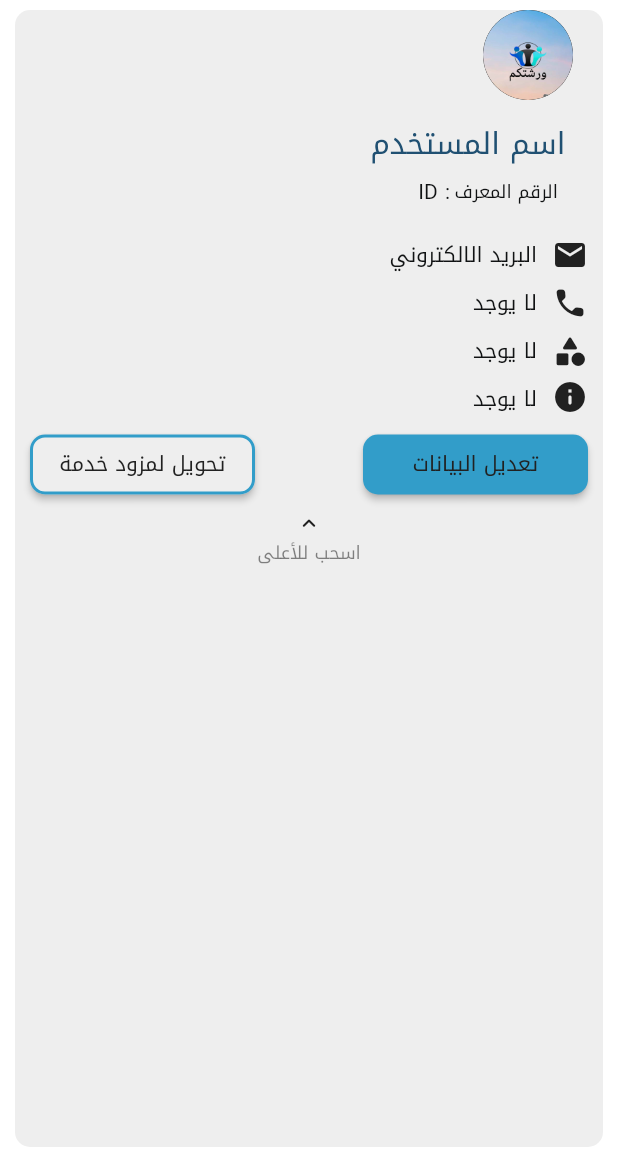
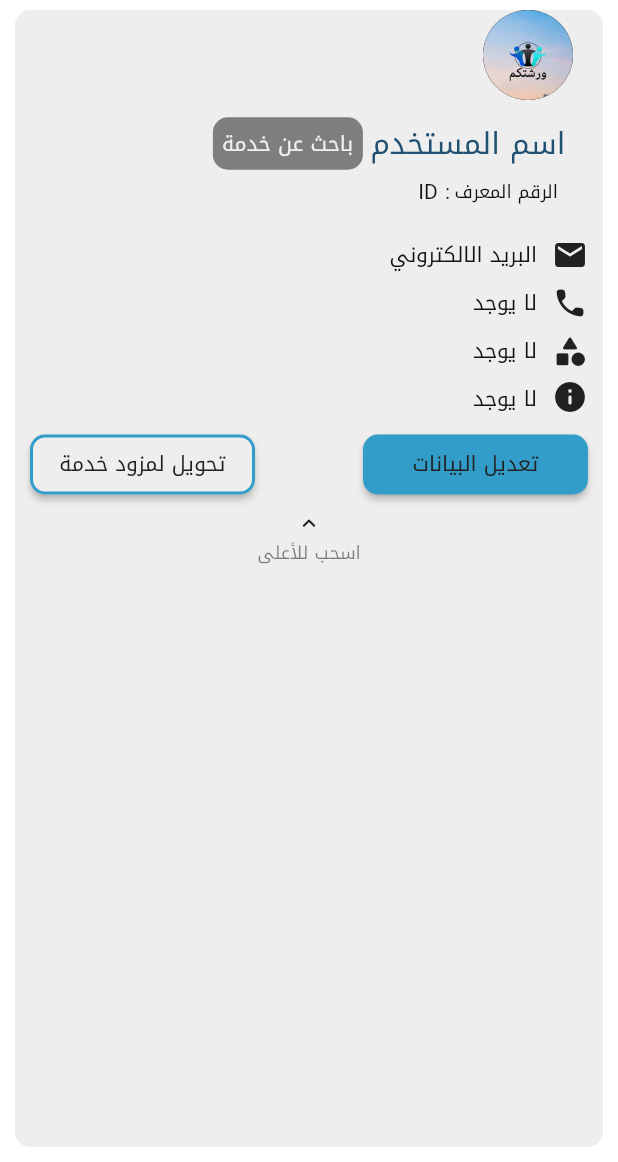
Before and after one commit to mohammad-sameer-alshishani/warshtcomnew, a Flutter app: the screen it shows once a user with an empty profile is signed in, item 5 of the bottom bar chosen, after a tap on the "keyboard arrow down" icon, on a phone screen of 412 x 824 dp, the part 74-1236 px from its top. Run offline on Flutter 3.47's test engine with Material 2 defaults, Android fonts, the phone set to English and light mode, and no system bars; drawn by our look-alikes of auto_size_text; our stand-ins replace built_collection, built_value, cached_network_image, cloud_firestore, easy_debounce, file_picker and 26 more; missing offline and left inert: dash_chat, flutter_facebook_auth, json_path, mime_type, text_search; accounts and stored records are empty; network calls fail; Roboto replaces fonts that are missing (Noto Kufi Arabic).

Commit message:
Updating to latest FlutterFlow output.

```diff
--- a/lib/my_profile_page/my_profile_page_widget.dart
+++ b/lib/my_profile_page/my_profile_page_widget.dart
@@ -870,8 +870,6 @@ class _MyProfilePageWidgetState extends State<MyProfilePageWidget> {
                                             hasTransition: true,
                                             transitionType:
                                                 PageTransitionType.bottomToTop,
-                                            duration:
-                                                Duration(milliseconds: 300),
                                           ),
                                         },
                                       );
--- a/lib/profile_info_page/profile_info_page_widget.dart
+++ b/lib/profile_info_page/profile_info_page_widget.dart
@@ -344,24 +344,14 @@ class _ProfileInfoPageWidgetState extends State<ProfileInfoPageWidget> {
                                                     ),
                                                   ),
                                                 ),
-                                                if (valueOrDefault<bool>(
-                                                        currentUserDocument
-                                                            ?.provider,
-                                                        false) ==
-                                                    true)
                                                 Padding(
-                                                    padding:
-                                                        EdgeInsetsDirectional
-                                                            .fromSTEB(
-                                                                5, 0, 0, 0),
-                                                    child: AuthUserStreamWidget(
+                                                  padding: EdgeInsetsDirectional
+                                                      .fromSTEB(5, 0, 0, 0),
                                                   child: Container(
                                                     width: 100,
                                                     height: 35,
-                                                        decoration:
-                                                            BoxDecoration(
-                                                          gradient:
-                                                              LinearGradient(
+                                                    decoration: BoxDecoration(
+                                                      gradient: LinearGradient(
                                                         colors: [
                                                           FlutterFlowTheme.of(
                                                                   context)
@@ -379,12 +369,14 @@ class _ProfileInfoPageWidgetState extends State<ProfileInfoPageWidget> {
                                                                 -0.07, 1),
                                                       ),
                                                       borderRadius:
-                                                              BorderRadius
-                                                                  .circular(10),
+                                                          BorderRadius.circular(
+                                                              10),
                                                     ),
-                                                        alignment: AlignmentDirectional(
+                                                    alignment:
+                                                        AlignmentDirectional(
                                                             0.050000000000000044,
                                                             0.050000000000000044),
+                                                    child: AuthUserStreamWidget(
                                                       child: SelectionArea(
                                                           child: Text(
                                                         valueOrDefault<bool>(
@@ -396,8 +388,9 @@ class _ProfileInfoPageWidgetState extends State<ProfileInfoPageWidget> {
                                                             : 'مزود خدمة',
                                                         textAlign:
                                                             TextAlign.center,
-                                                          style: FlutterFlowTheme
-                                                                  .of(context)
+                                                        style:
+                                                            FlutterFlowTheme.of(
+                                                                    context)
                                                                 .bodyText1
                                                                 .override(
                                                                   fontFamily:
@@ -732,6 +725,12 @@ class _ProfileInfoPageWidgetState extends State<ProfileInfoPageWidget> {
                                                 );
                                                 await currentUserReference!
                                                     .update(usersUpdateData);
+                                                if (Navigator.of(context)
+                                                    .canPop()) {
+                                                  context.pop();
+                                                }
+                                                context.pushNamed(
+                                                    'profileInfoPage');
                                               } else {
                                                 context.pushNamed(
                                                     'ChangeToProvider');
@@ -782,6 +781,12 @@ class _ProfileInfoPageWidgetState extends State<ProfileInfoPageWidget> {
                                               );
                                               await currentUserReference!
                                                   .update(usersUpdateData);
+                                              if (Navigator.of(context)
+                                                  .canPop()) {
+                                                context.pop();
+                                              }
+                                              context
+                                                  .pushNamed('profileInfoPage');
                                             },
                                             text: 'تحويل لباحث ',
                                             options: FFButtonOptions(
@@ -827,7 +832,6 @@ class _ProfileInfoPageWidgetState extends State<ProfileInfoPageWidget> {
                                     hasTransition: true,
                                     transitionType:
                                         PageTransitionType.topToBottom,
-                                    duration: Duration(milliseconds: 300),
                                   ),
                                 },
                               );
```
Lines whose indentation alone changed are shown as unchanged.
